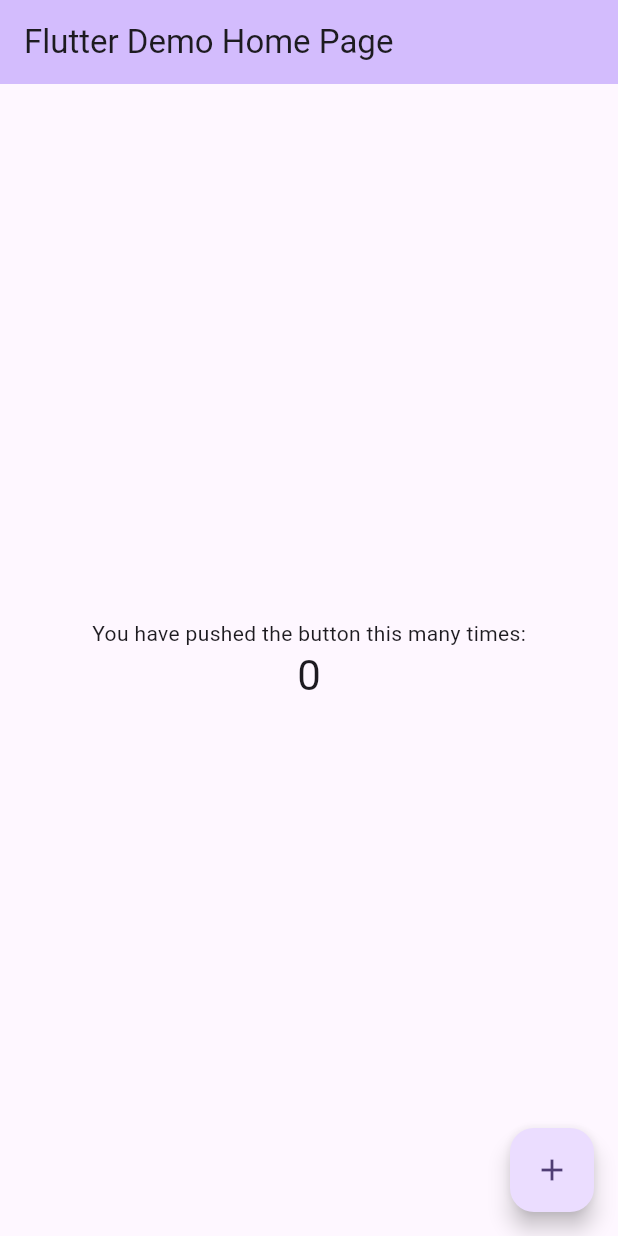
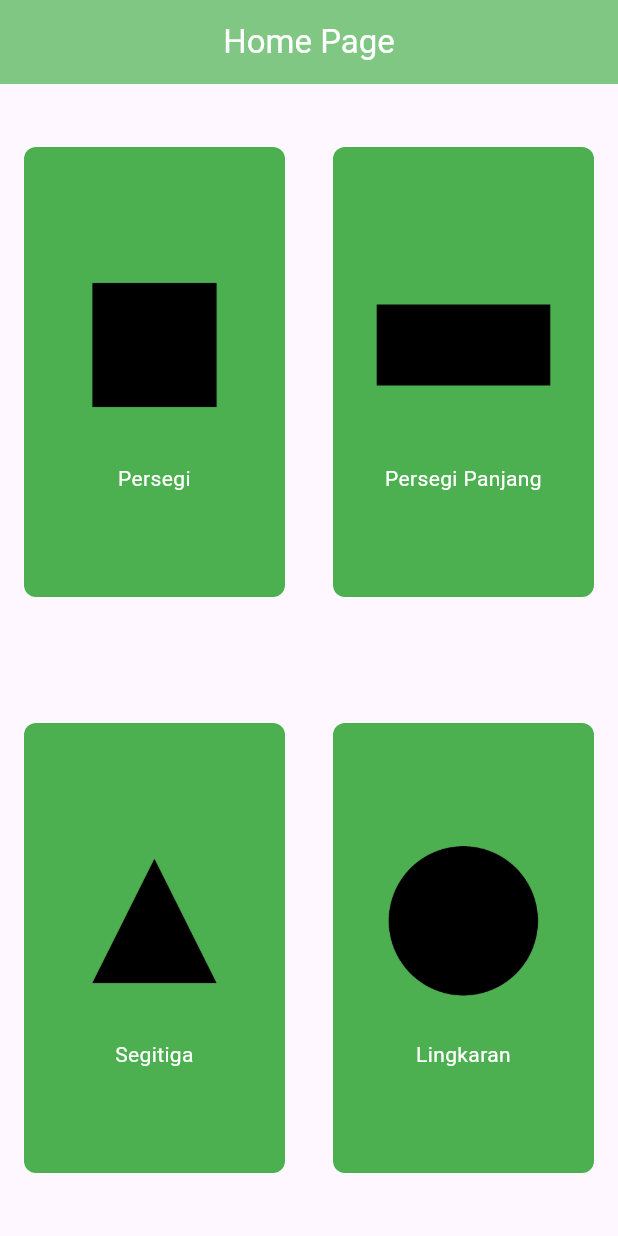
Before and after one commit to rayhanwkwk/bangun_datar, a Flutter app: the screen it shows after launch, on a phone screen of 412 x 824 dp. Run offline on Flutter 3.47's test engine with Material 2 defaults, Android fonts, the light colour scheme and no system bars.

Commit message:
init project

```diff
--- a/lib/main.dart
+++ b/lib/main.dart
@@ -1,10 +1,12 @@
 import 'package:flutter/material.dart';
+import 'package:flutterprojects/page/home_page.dart';
 
 void main() {
   runApp(const MyApp());
 }
 
 class MyApp extends StatelessWidget {
+
   const MyApp({super.key});
 
   @override
@@ -15,7 +17,7 @@ class MyApp extends StatelessWidget {
         colorScheme: ColorScheme.fromSeed(seedColor: Colors.deepPurple),
         useMaterial3: true,
       ),
-      home: const MyHomePage(title: 'Flutter Demo Home Page'),
+      home: HomePage()
     );
   }
 }
--- /dev/null
+++ b/lib/page/home_page.dart
@@ -0,0 +1,78 @@
+import 'package:flutter/material.dart';
+
+class HomePage extends StatelessWidget {
+  const HomePage({Key? key}) : super(key: key);
+
+  @override
+  Widget build(BuildContext context) {
+    return Scaffold(
+      appBar: AppBar(
+        centerTitle: true,
+        title: Text(
+        "Home Page",
+        style: TextStyle(color: Color(0xFFFFFFFF)),
+      ),
+      backgroundColor: Colors.green.shade300,
+    ),
+    body: Column(
+      children: [
+        Expanded(
+            child: Row(
+              children: [
+                Expanded(child: CustomMenu(title: "Persegi", imageAsset: "assets/Persegi.png",)),
+                Expanded(child: CustomMenu(title: "Persegi Panjang", imageAsset: "assets/Persegi Panjang.png",))
+                ,
+              ],
+            ),
+        ),
+        Expanded(
+            child: Row(
+              children: [
+                Expanded(child: CustomMenu(title: "Segitiga", imageAsset: "assets/Segitiga.png",)),
+                Expanded(child: CustomMenu(title: "Lingkaran", imageAsset: "assets/Lingkaran.png",)),
+              ],
+            ),
+        ),
+      ],
+    ),
+    );
+  }
+}
+
+class CustomMenu extends StatelessWidget {
+  const CustomMenu({
+    super.key,
+    required this.imageAsset,
+    required this.title,
+  });
+
+  final String imageAsset;
+  final String title;
+
+  @override
+  Widget build(BuildContext context) {
+    return Container(
+      margin: EdgeInsets.symmetric(horizontal: 16, vertical: 8),
+        padding: EdgeInsets.symmetric(horizontal: 16, vertical: 8),
+      width: 150,height: 300,
+        decoration: BoxDecoration(
+            color: Colors.green,
+            borderRadius: BorderRadius.all(Radius.circular(8))
+        ),
+        child: Column(
+          mainAxisAlignment: MainAxisAlignment.center,
+          mainAxisSize: MainAxisSize.max,
+          children: [
+            Image.asset(imageAsset, alignment: Alignment.center,width: 200,),
+            Padding(
+              padding: const EdgeInsets.all(8.0),
+              child: Text(
+                title,
+                style: TextStyle(color: Colors.white),
+                textAlign: TextAlign.center,
+              ),
+            )
+          ],
+        ));
+  }
+}
--- a/pubspec.yaml
+++ b/pubspec.yaml
@@ -59,7 +59,8 @@ flutter:
   uses-material-design: true
 
   # To add assets to your application, add an assets section, like this:
-  # assets:
+  assets:
+    - assets/
   #   - images/a_dot_burr.jpeg
   #   - images/a_dot_ham.jpeg
 
```
Also changed, not shown: assets/Belah Ketupat.png (added), assets/Lingkaran.png (added), assets/Persegi Panjang.png (added), assets/Persegi.png (added), assets/Segitiga.png (added), assets/Trapesium.png (added).
